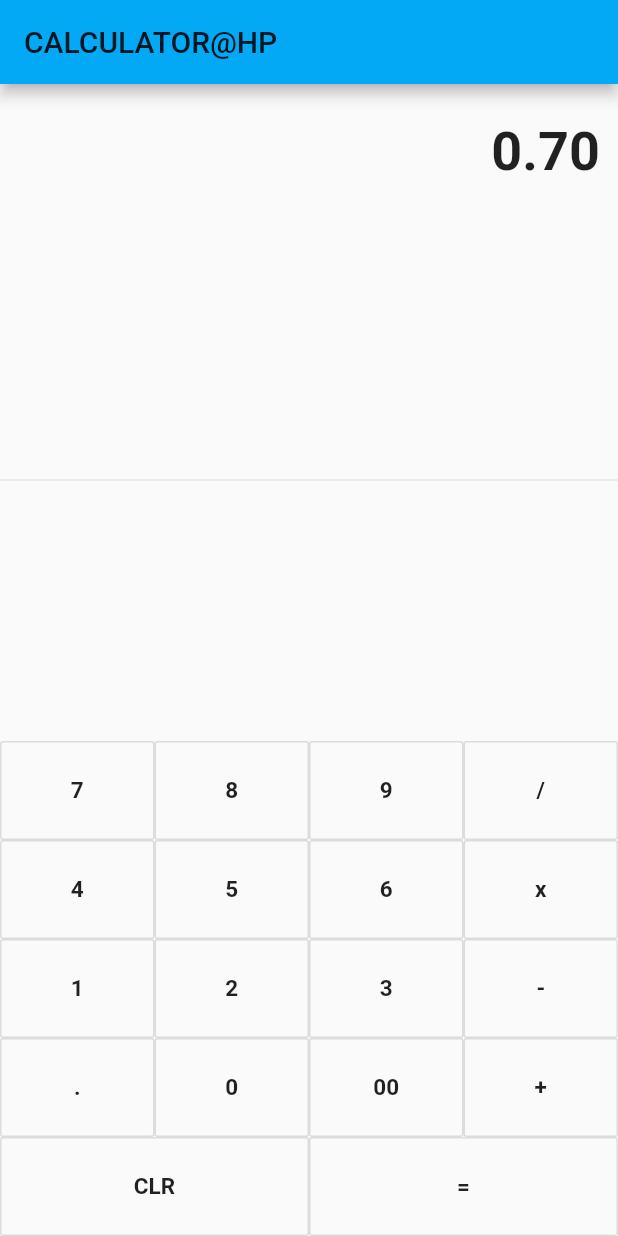
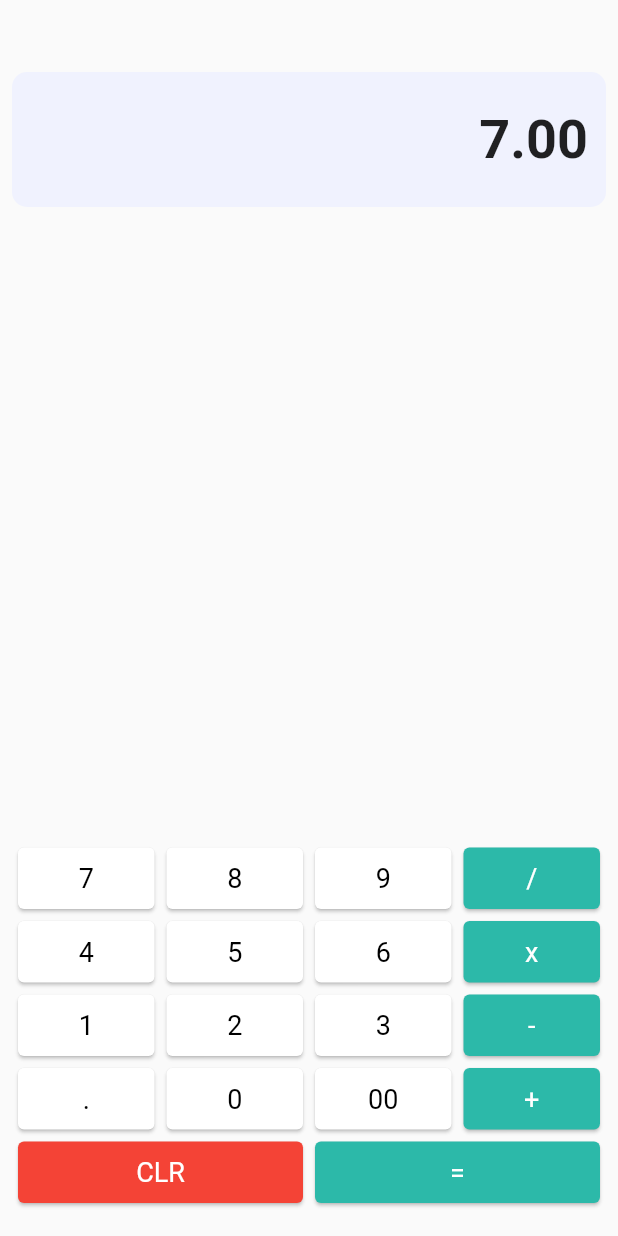
Before and after one commit to Hpaneru/CalculatorGit, a Flutter app: the screen it shows after launch, after a tap on an icon or button, on a phone screen of 412 x 824 dp. Run offline on Flutter 3.47's test engine with Material 2 defaults, Android fonts, the phone set to English and light mode, and no system bars.

Commit message:
minnor fixes and ui improvement

```diff
--- a/lib/main.dart
+++ b/lib/main.dart
@@ -1,179 +1,28 @@
+import 'package:calculator/screens/homeScreen.dart';
 import 'package:flutter/material.dart';
+import 'package:flutter/services.dart';
 
 void main() => runApp(MyApp());
 
-class MyApp extends StatelessWidget {
+class MyApp extends StatefulWidget {
+  @override
+  _MyAppState createState() => _MyAppState();
+}
+
+class _MyAppState extends State<MyApp> {
+  @override
+  void initState() {
+    SystemChrome.setSystemUIOverlayStyle(SystemUiOverlayStyle(
+      statusBarColor: Colors.transparent,
+    ));
+    super.initState();
+  }
+
   @override
   Widget build(BuildContext context) {
     return MaterialApp(
-      title: 'Flutter Demo',
-      theme: ThemeData(
-        primarySwatch: Colors.lightBlue,
-      ),
-      home: MyHomePage(title: 'CALCULATOR@HP'),
+      debugShowCheckedModeBanner: false,
+      home: HomeScreen(),
     );
   }
 }
-
-class MyHomePage extends StatefulWidget {
-  MyHomePage({Key key, this.title}) : super(key: key);
-
-  final String title;
-
-  @override
-  _MyHomePageState createState() => _MyHomePageState();
-}
-
-class _MyHomePageState extends State<MyHomePage> {
-
-  String output = "0";
-
-  String _output= "0";
-  double num1=0.0;
-  double num2=0.0;
-  String operand="";
-  buttonPressed(String buttonText){
-
-    if(buttonText=="CLR"){
-
-    _output="0";
-    num1=0.0;
-     num2=0.0;
-     operand="";
-    } else if(buttonText=="+" || buttonText=="-" || buttonText=="x" || buttonText=="/"){
-
-      num1=double.parse(output);
-
-      operand = buttonText;
-      _output="0";
-    } else if(buttonText==".") {
-
-      if(_output.contains(".")) {
-        print("ALREADY CONTAINS A DECIMALS");
-        return;
-      } else {
-        _output= _output + buttonText;
-      }
-    } else if (buttonText=="="){
-      num2= double.parse(output);
-
-      if(operand == "+"){
-        _output=(num1 + num2).toString();
-      }
-      if(operand =="-"){
-        _output=(num1 - num2).toString();
-      }
-      if(operand =="x"){
-        _output=(num1 * num2).toString();
-      }
-      if(operand =="/"){
-        _output=(num1 / num2).toString();
-      }
-
-      num1=0.0;
-      num2=0.0;
-      operand="";
-
-    } else{
-
-      _output=_output + buttonText;
-    }
-  print(_output);
-
-  setState(() {
-    output=double.parse(_output).toStringAsFixed(2);
-  });
-
-  }
-  Widget buildButton(String buttonText) {
-    return Expanded(
-        child: OutlineButton(
-          padding: EdgeInsets.all(24.0),
-        child: Text (buttonText,
-        style: TextStyle(
-          fontSize: 15.0,
-          fontWeight: FontWeight.bold
-        ),
-        ),
-        onPressed: () =>
-          buttonPressed(buttonText),
-        //color: Colors.redAccent,
-        //textColor: Colors.black,
-      ),
-    );
-  }
-   @override
-  Widget build(BuildContext context) {
-    return Scaffold(
-
-      appBar: AppBar(
-        title: Text(widget.title),
-      ),
-      body: Container(
-
-        child: Column(children: <Widget>[
-
-          Container(
-            alignment:Alignment.centerRight,
-            padding:EdgeInsets.symmetric(
-              vertical:24.0,
-              horizontal:12.0
-            ),
-          child: Text(output, style: TextStyle(
-            fontSize:36.0,
-            fontWeight: FontWeight.bold,
-          ))),
-         Expanded(
-           child: Divider(),
-         ),
-
-
-
-          Column(children:[
-              Row(children:[
-                     buildButton("7"),
-                     buildButton("8"),
-                     buildButton("9"),
-                     buildButton("/"),
-                  ]),
-
-
-                   Row(children:[
-                     buildButton("4"),
-                     buildButton("5"),
-                     buildButton("6"),
-                     buildButton("x"),
-                  ]),
-
-
-
-                   Row(children:[
-                     buildButton("1"),
-                     buildButton("2"),
-                     buildButton("3"),
-                     buildButton("-"),
-                  ]),
-
-
-
-
-                   Row(children:[
-                     buildButton("."),
-                     buildButton("0"),
-                     buildButton("00"),
-                     buildButton("+"),
-                  ]),
-
-
-
-                   Row(children:[
-                     buildButton("CLR"),
-                     buildButton("="),
-                  ]),
-            ],
-          )
-        ],
-
-    )));
-  }
-}
--- /dev/null
+++ b/lib/screens/homeScreen.dart
@@ -0,0 +1,199 @@
+import 'package:flutter/material.dart';
+
+class HomeScreen extends StatefulWidget {
+  @override
+  _HomeScreenState createState() => _HomeScreenState();
+}
+
+class _HomeScreenState extends State<HomeScreen> {
+  String output = "0", _output = "0", operand = "";
+  double num1 = 0.0, num2 = 0.0;
+
+  onButtonPressed(String buttonText) {
+    if (buttonText == "CLR") {
+      _output = "0";
+      num1 = 0.0;
+      num2 = 0.0;
+      operand = "";
+    } else if (buttonText == "+" ||
+        buttonText == "-" ||
+        buttonText == "x" ||
+        buttonText == "/") {
+      num1 = double.parse(output);
+
+      operand = buttonText;
+      _output = "0";
+    } else if (buttonText == ".") {
+      if (_output.contains(".")) {
+        // already contains decimal value;
+        return;
+      } else {
+        _output = _output + buttonText;
+      }
+    } else if (buttonText == "=") {
+      num2 = double.parse(output);
+
+      if (operand == "+") {
+        _output = (num1 + num2).toString();
+      }
+      if (operand == "-") {
+        _output = (num1 - num2).toString();
+      }
+      if (operand == "x") {
+        _output = (num1 * num2).toString();
+      }
+      if (operand == "/") {
+        _output = (num1 / num2).toString();
+      }
+      num1 = 0.0;
+      num2 = 0.0;
+      operand = "";
+    } else {
+      _output = _output + buttonText;
+    }
+    setState(() {
+      output = double.parse(_output).toStringAsFixed(2);
+    });
+  }
+
+  Widget buildButton(
+      {String buttonText, Color textColor, Color buttonBackgroundColor}) {
+    return Expanded(
+      child: GestureDetector(
+        onTap: () {
+          onButtonPressed(buttonText);
+        },
+        child: Container(
+          child: Card(
+            color: buttonBackgroundColor == null
+                ? Colors.white
+                : buttonBackgroundColor,
+            child: Padding(
+              padding: const EdgeInsets.all(10.0),
+              child: Text(
+                buttonText,
+                textAlign: TextAlign.center,
+                style: TextStyle(
+                    fontSize: 18.0,
+                    color: textColor == null ? Colors.black : textColor),
+              ),
+            ),
+          ),
+        ),
+      ),
+    );
+  }
+
+  @override
+  Widget build(BuildContext context) {
+    return Scaffold(
+      body: Padding(
+        padding: const EdgeInsets.all(8.0),
+        child: Container(
+          child: Column(
+            children: <Widget>[
+              SizedBox(height: 40),
+              Container(
+                alignment: Alignment.centerRight,
+                padding: EdgeInsets.symmetric(vertical: 24.0, horizontal: 12.0),
+                decoration: BoxDecoration(
+                  color: Color(0xffF0F2FE),
+                  borderRadius: BorderRadius.circular(10),
+                ),
+                child: Text(
+                  output,
+                  style: TextStyle(
+                    fontSize: 36.0,
+                    fontWeight: FontWeight.bold,
+                  ),
+                ),
+              ),
+              Expanded(child: SizedBox()),
+              Column(
+                mainAxisAlignment: MainAxisAlignment.end,
+                crossAxisAlignment: CrossAxisAlignment.end,
+                children: <Widget>[
+                  Row(
+                    children: <Widget>[
+                      buildButton(buttonText: "7"),
+                      buildButton(buttonText: "8"),
+                      buildButton(buttonText: "9"),
+                      buildButton(
+                        buttonText: "/",
+                        textColor: Colors.white,
+                        buttonBackgroundColor: Color(
+                          0xff2cb9a9,
+                        ),
+                      ),
+                    ],
+                  ),
+                  Row(
+                    children: <Widget>[
+                      buildButton(buttonText: "4"),
+                      buildButton(buttonText: "5"),
+                      buildButton(buttonText: "6"),
+                      buildButton(
+                        buttonText: "x",
+                        textColor: Colors.white,
+                        buttonBackgroundColor: Color(
+                          0xff2cb9a9,
+                        ),
+                      ),
+                    ],
+                  ),
+                  Row(
+                    children: <Widget>[
+                      buildButton(buttonText: "1"),
+                      buildButton(buttonText: "2"),
+                      buildButton(buttonText: "3"),
+                      buildButton(
+                        buttonText: "-",
+                        textColor: Colors.white,
+                        buttonBackgroundColor: Color(
+                          0xff2cb9a9,
+                        ),
+                      ),
+                    ],
+                  ),
+                  Row(
+                    children: <Widget>[
+                      buildButton(buttonText: "."),
+                      buildButton(buttonText: "0"),
+                      buildButton(buttonText: "00"),
+                      buildButton(
+                        buttonText: "+",
+                        textColor: Colors.white,
+                        buttonBackgroundColor: Color(
+                          0xff2cb9a9,
+                        ),
+                      ),
+                    ],
+                  ),
+                  Row(
+                    children: <Widget>[
+                      buildButton(
+                        buttonText: "CLR",
+                        textColor: Colors.white,
+                        buttonBackgroundColor: Colors.red,
+                      ),
+                      buildButton(
+                        buttonText: "=",
+                        textColor: Colors.white,
+                        buttonBackgroundColor: Color(
+                          0xff2cb9a9,
+                        ),
+                      ),
+                    ],
+                  ),
+                  SizedBox(
+                    height: 10,
+                  )
+                ],
+              )
+            ],
+          ),
+        ),
+      ),
+    );
+  }
+}
```
Also changed, not shown: pubspec.lock, 5 other files.
